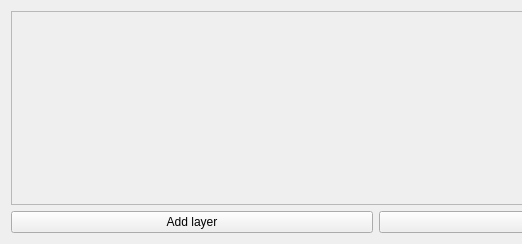
Old version of the form Effects/Layers/Layers.ui in the repository DLdota/OpenRGBEffectsPlugin; both pictures show x 0 to 522 and y 0 to 244 of the 751 by 244 pixel window.
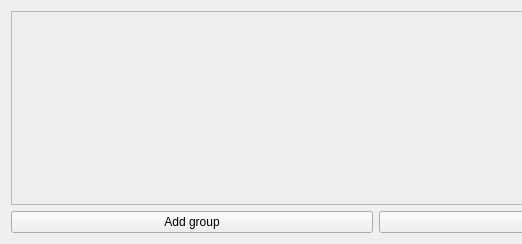
New version of the form.

Patch:
```diff
--- a/Effects/Layers/Layers.ui
+++ b/Effects/Layers/Layers.ui
@@ -17,7 +17,7 @@
    <item row="1" column="0">
     <widget class="QPushButton" name="add_layer">
      <property name="text">
-      <string>Add layer</string>
+      <string>Add group</string>
      </property>
     </widget>
    </item>
```
Left out of the diff: 4 changed lines with no effect on the pictures.
